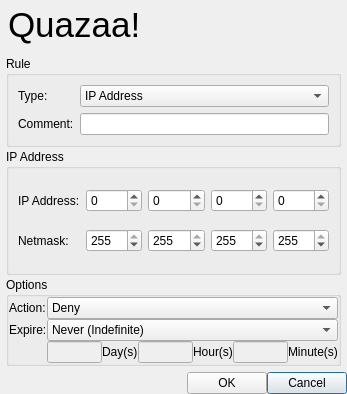
Before: the Qt Designer form UI/dialogaddrule.ui in c3c/quazaa, drawn with Qt 5.
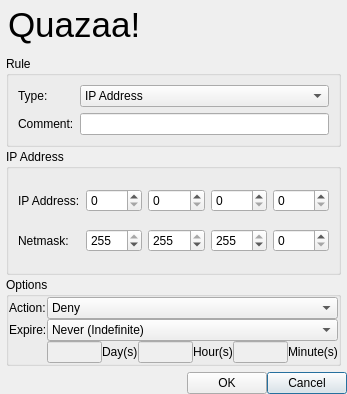
After: the same form once the commit is applied. Icons and pictures are not drawn.

Commit message: Changing Subnet Mask in Add Security Rule Dlg to 255.255.255.0

Patch:
```diff
--- a/UI/dialogaddrule.ui
+++ b/UI/dialogaddrule.ui
@@ -417,7 +417,7 @@
                 <number>255</number>
                </property>
                <property name="value">
-                <number>255</number>
+                <number>0</number>
                </property>
               </widget>
              </item>
```
Left out of the diff: 1 changed line with no effect on the pictures.
